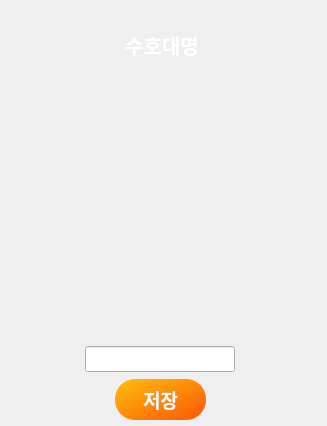
The window that ui_src/gard_name.ui (GOJUYANG/P_DobisProject) describes before a commit, drawn with Qt 5.
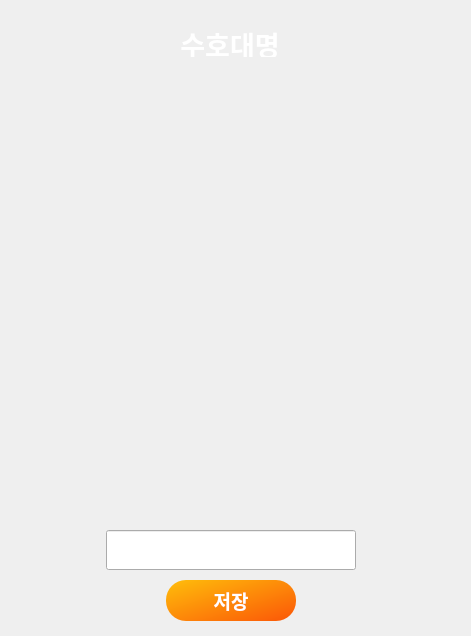
The same window after the commit. Icons and pictures are not drawn.

The edit to the form file:
```diff
--- a/ui_src/gard_name.ui
+++ b/ui_src/gard_name.ui
@@ -6,8 +6,8 @@
    <rect>
     <x>0</x>
     <y>0</y>
-    <width>327</width>
-    <height>426</height>
+    <width>471</width>
+    <height>636</height>
    </rect>
   </property>
   <property name="windowTitle">
@@ -16,8 +16,8 @@
   <widget class="QLabel" name="lb_gard_type">
    <property name="geometry">
     <rect>
-     <x>37</x>
-     <y>31</y>
+     <x>105</x>
+     <y>30</y>
      <width>250</width>
      <height>27</height>
     </rect>
@@ -42,7 +42,7 @@
    </property>
    <property name="font">
     <font>
-     <pointsize>15</pointsize>
+     <pointsize>20</pointsize>
      <bold>true</bold>
     </font>
    </property>
@@ -60,15 +60,16 @@
   <widget class="QLineEdit" name="le_gard_name">
    <property name="geometry">
     <rect>
-     <x>85</x>
-     <y>346</y>
-     <width>150</width>
-     <height>26</height>
+     <x>106</x>
+     <y>530</y>
+     <width>250</width>
+     <height>40</height>
     </rect>
    </property>
    <property name="font">
     <font>
-     <pointsize>11</pointsize>
+     <pointsize>15</pointsize>
+     <bold>true</bold>
     </font>
    </property>
    <property name="inputMethodHints">
@@ -78,9 +79,9 @@
   <widget class="QPushButton" name="pb_save">
    <property name="geometry">
     <rect>
-     <x>115</x>
-     <y>379</y>
-     <width>91</width>
+     <x>166</x>
+     <y>580</y>
+     <width>130</width>
      <height>41</height>
     </rect>
    </property>
@@ -104,8 +105,8 @@
   <widget class="QLabel" name="lb_gard_frame">
    <property name="geometry">
     <rect>
-     <x>22</x>
-     <y>10</y>
+     <x>91</x>
+     <y>9</y>
      <width>279</width>
      <height>72</height>
     </rect>
@@ -130,7 +131,8 @@
    </property>
    <property name="font">
     <font>
-     <pointsize>15</pointsize>
+     <pointsize>20</pointsize>
+     <bold>true</bold>
     </font>
    </property>
    <property name="text">
@@ -146,28 +148,28 @@
   <widget class="QLabel" name="lb_gard_img">
    <property name="geometry">
     <rect>
-     <x>27</x>
-     <y>100</y>
-     <width>270</width>
-     <height>220</height>
+     <x>31</x>
+     <y>120</y>
+     <width>400</width>
+     <height>400</height>
     </rect>
    </property>
    <property name="sizePolicy">
-    <sizepolicy hsizetype="Fixed" vsizetype="Fixed">
+    <sizepolicy hsizetype="Preferred" vsizetype="Preferred">
      <horstretch>0</horstretch>
      <verstretch>0</verstretch>
     </sizepolicy>
    </property>
    <property name="minimumSize">
     <size>
-     <width>270</width>
-     <height>220</height>
+     <width>400</width>
+     <height>400</height>
     </size>
    </property>
    <property name="maximumSize">
     <size>
-     <width>270</width>
-     <height>220</height>
+     <width>400</width>
+     <height>400</height>
     </size>
    </property>
    <property name="text">
```
